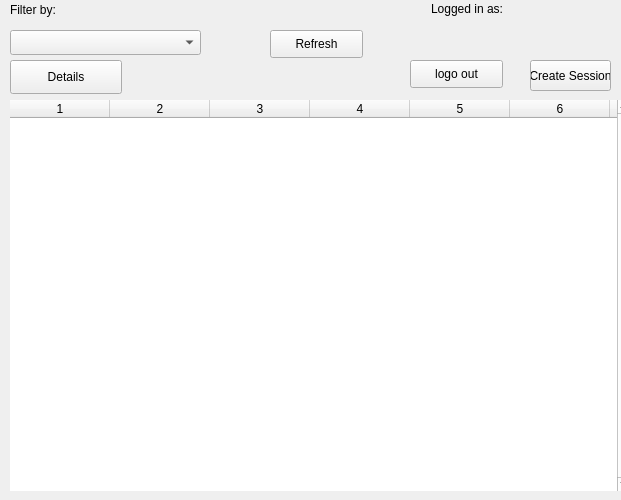
Above: StudyMeet/viewsessions.ui from DanielCChavez/StudyMeet before the change. Below: the same form after it.
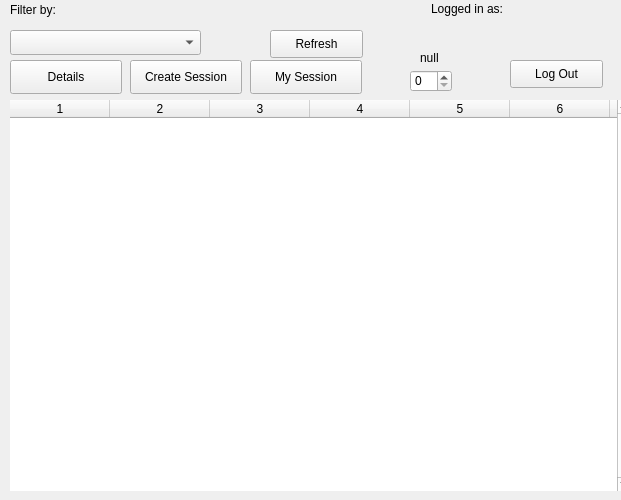
That is the form after the change.

Commit message: added 'show my session', changed how/when to refresh table of sessions, right click joing & leave sessions

```diff
--- a/StudyMeet/viewsessions.ui
+++ b/StudyMeet/viewsessions.ui
@@ -28,10 +28,10 @@
   <widget class="QPushButton" name="createSessionButton">
    <property name="geometry">
     <rect>
-     <x>530</x>
+     <x>130</x>
      <y>60</y>
-     <width>81</width>
-     <height>31</height>
+     <width>112</width>
+     <height>34</height>
     </rect>
    </property>
    <property name="text">
@@ -178,14 +178,50 @@
   <widget class="QPushButton" name="logoutButton">
    <property name="geometry">
     <rect>
+     <x>510</x>
+     <y>60</y>
+     <width>93</width>
+     <height>28</height>
+    </rect>
+   </property>
+   <property name="text">
+    <string>Log Out</string>
+   </property>
+  </widget>
+  <widget class="QLabel" name="refreshLabel">
+   <property name="geometry">
+    <rect>
+     <x>420</x>
+     <y>50</y>
+     <width>61</width>
+     <height>16</height>
+    </rect>
+   </property>
+   <property name="text">
+    <string>null</string>
+   </property>
+  </widget>
+  <widget class="QSpinBox" name="refreshBox">
+   <property name="geometry">
+    <rect>
      <x>410</x>
+     <y>70</y>
+     <width>42</width>
+     <height>22</height>
+    </rect>
+   </property>
+  </widget>
+  <widget class="QPushButton" name="mySessionButton">
+   <property name="geometry">
+    <rect>
+     <x>250</x>
      <y>60</y>
-     <width>93</width>
-     <height>28</height>
+     <width>112</width>
+     <height>34</height>
     </rect>
    </property>
    <property name="text">
-    <string>logo out</string>
+    <string>My Session</string>
    </property>
   </widget>
  </widget>
```
The commit also changes 7 other files.
